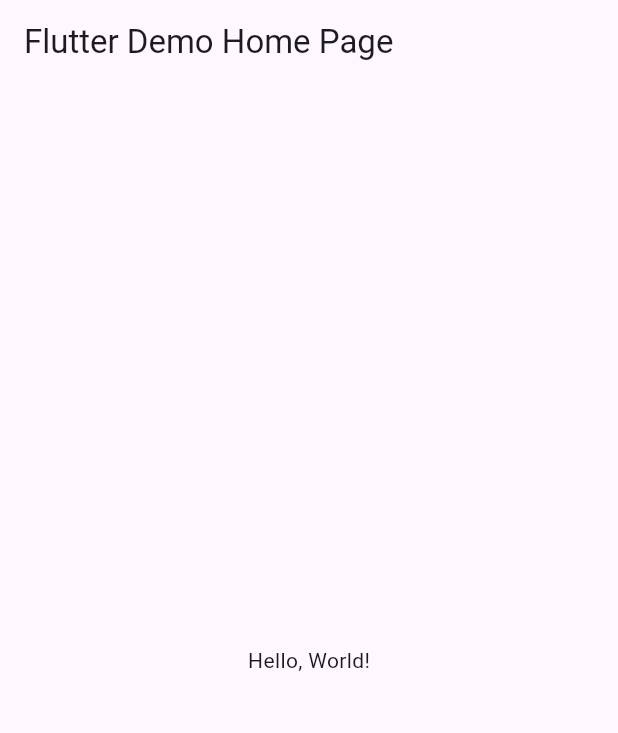
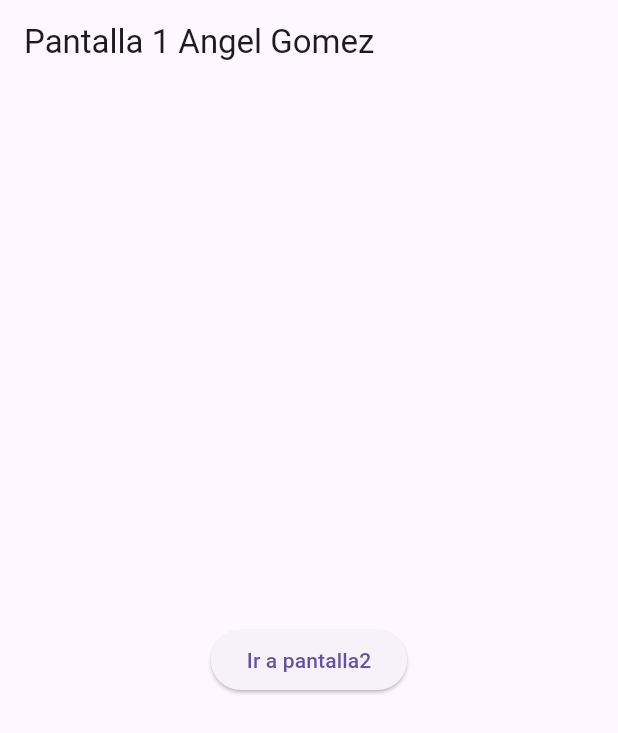
Before and after one commit to AngelManuelGomezHernandez/p12_navegacion, a Flutter app: the screen it shows after launch, on a phone screen of 412 x 824 dp. Shown: the top 733 px of the screen. Run offline on Flutter 3.47's test engine with Material 3 defaults, Android fonts, the phone set to English and light mode, and no system bars; missing offline and left inert: dart:html.

```diff
--- a/lib/main.dart
+++ b/lib/main.dart
@@ -1,43 +1,22 @@
 import 'package:flutter/material.dart';
+import 'package:gomez/pantalla1.dart';
+import 'package:gomez/pantalla2.dart';
 
-void main() => runApp(MyApp());
+void main() => runApp(const AppEnterPagin());
 
-class MyApp extends StatelessWidget {
-  const MyApp({super.key});
-  // This widget is the root of your application.
+class AppEnterPagin extends StatelessWidget {
+  const AppEnterPagin({Key? key}) : super(key: key);
+
   @override
   Widget build(BuildContext context) {
     return MaterialApp(
-      // Application name
-      title: 'Flutter Hello World',
-      // Application theme data, you can set the colors for the application as
-      // you want
-      theme: ThemeData(
-        // useMaterial3: true,
-        primarySwatch: Colors.blue,
-      ),
-      // A widget which will be started on application startup
-      home: MyHomePage(title: 'Flutter Demo Home Page'),
-    );
-  }
-}
-
-class MyHomePage extends StatelessWidget {
-  final String title;
-  const MyHomePage({super.key, required this.title});
-
-  @override
-  Widget build(BuildContext context) {
-    return Scaffold(
-      appBar: AppBar(
-        // The title text which will be shown on the action bar
-        title: Text(title),
-      ),
-      body: Center(
-        child: Text(
-          'Hello, World!',
-        ),
-      ),
-    );
-  }
-}
+      debugShowCheckedModeBanner: false,
+      title: "Web Angel Gomez",
+      initialRoute: "/",
+      routes: {
+        "/": (context) => Pantalla1(),
+        "/pantalla2": (context) => Pantalla2(),
+      },
+    ); //Return Material
+  } // widget
+} //Clase app entre paginas
--- /dev/null
+++ b/lib/pantalla1.dart
@@ -0,0 +1,25 @@
+import 'dart:html';
+
+import 'package:gomez/pantalla1.dart';
+import 'package:flutter/material.dart';
+
+class Pantalla1 extends StatelessWidget {
+  const Pantalla1({Key? key}) : super(key: key);
+
+  @override
+  Widget build(BuildContext context) {
+    return Scaffold(
+      appBar: AppBar(
+        title: Text('Pantalla 1 Angel Gomez'),
+      ),
+      body: Center(
+          child: ElevatedButton(
+        child: const Text("Ir a pantalla2"),
+        onPressed: () {
+          Navigator.pushNamed(context, "/pantalla2",
+              arguments: "Mensaje desde la pantalla 1"); //Fin Navigator
+        }, //Fin onPressed, presionando boton
+      )),
+    );
+  } //Fin de widget
+}
```
Also changed, not shown: lib/pantalla2.dart (added, +29 -0 lines).
